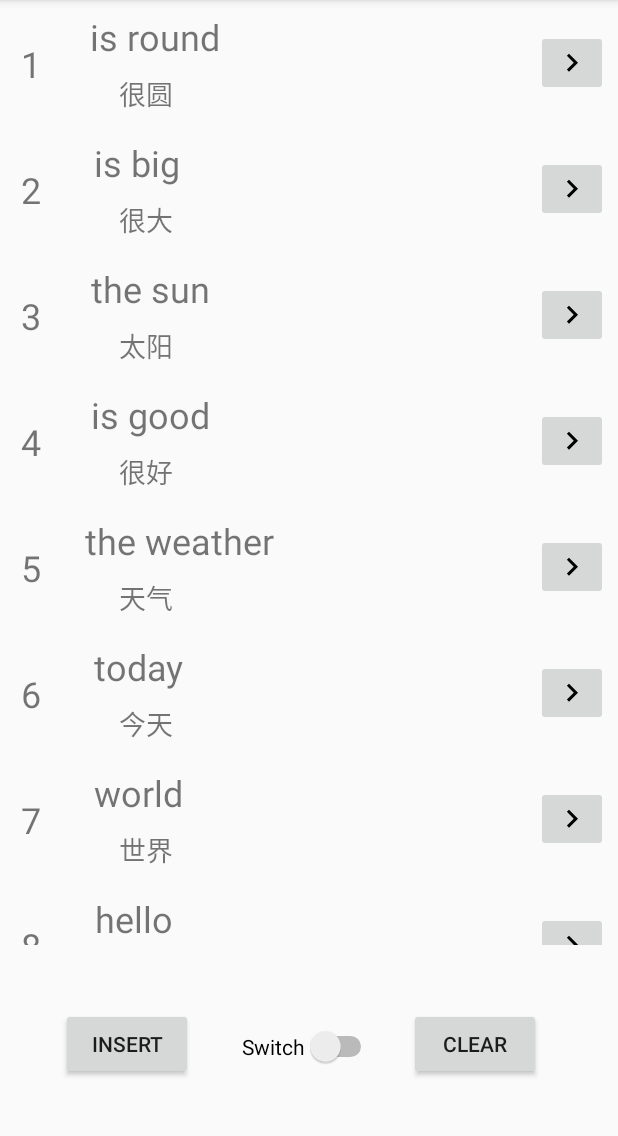
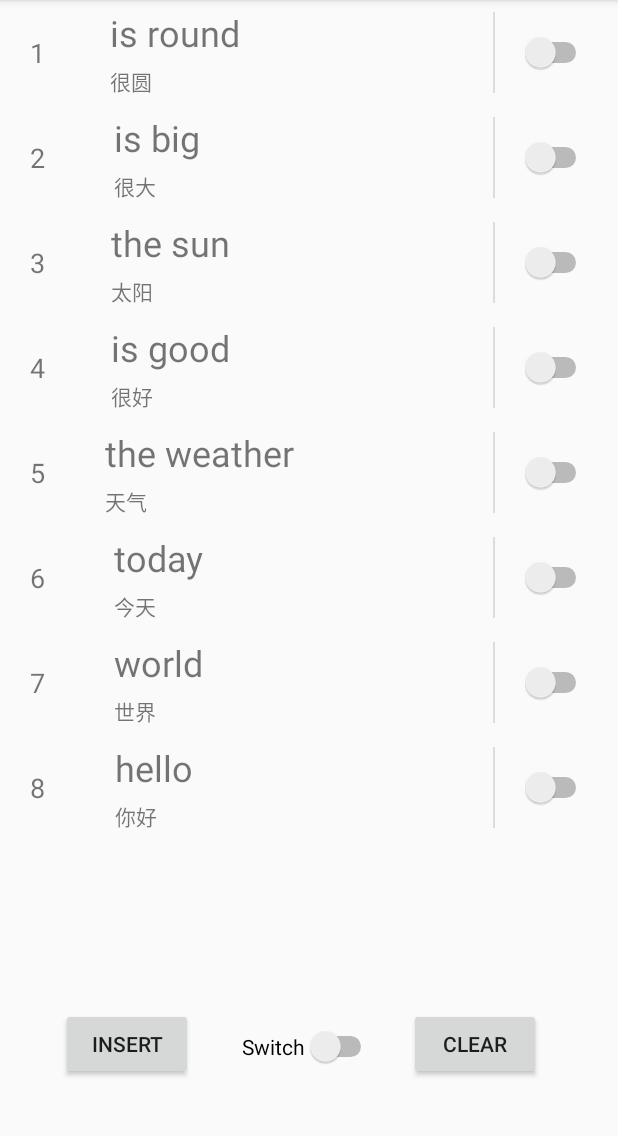
Before and after one commit to JL2048Go/Words, an Android app: the screen it shows after launch (MainActivity), after a tap on "INSERT", on a phone screen of 412 x 824 dp, the part 84-1220 px from its top. Run offline under Robolectric (Android 15) with nearby library versions, the phone set to English and light mode, and no system bars; our stand-ins replace Room's generated code.

Commit message:
数据库版本管理和翻译开关切换

```diff
--- a/app/src/main/java/com/jialin/wordtest/MainActivity.java
+++ b/app/src/main/java/com/jialin/wordtest/MainActivity.java
@@ -37,8 +37,8 @@ public class MainActivity extends AppCompatActivity {
         clear = findViewById(R.id.button3);
         recyclerView = findViewById(R.id.recyclerView);
         aSwitch = findViewById(R.id.switch1);
-        myAdapter = new MyAdapter(false);
-        myAdapter1 = new MyAdapter(true);
+        myAdapter = new MyAdapter(false, wordViewModel);
+        myAdapter1 = new MyAdapter(true, wordViewModel);
         aSwitch.setOnCheckedChangeListener(new CompoundButton.OnCheckedChangeListener() {
             @Override
             public void onCheckedChanged(CompoundButton buttonView, boolean isChecked) {
@@ -54,10 +54,14 @@ public class MainActivity extends AppCompatActivity {
         wordViewModel.getAllWordsLive().observe(this, new Observer<List<Word>>() {
             @Override
             public void onChanged(List<Word> words) {
+                int tmp = myAdapter.getItemCount();
                 myAdapter.setAllWords(words);
                 myAdapter1.setAllWords(words);
-                myAdapter.notifyDataSetChanged();
-                myAdapter1.notifyDataSetChanged();
+                if (tmp != words.size()){
+                    myAdapter.notifyDataSetChanged();
+                    myAdapter1.notifyDataSetChanged();
+                }
+
             }
         });
 
--- a/app/src/main/java/com/jialin/wordtest/MyAdapter.java
+++ b/app/src/main/java/com/jialin/wordtest/MyAdapter.java
@@ -5,6 +5,8 @@ import android.net.Uri;
 import android.view.LayoutInflater;
 import android.view.View;
 import android.view.ViewGroup;
+import android.widget.CompoundButton;
+import android.widget.Switch;
 import android.widget.TextView;
 
 import androidx.annotation.NonNull;
@@ -14,11 +16,14 @@ import java.util.ArrayList;
 import java.util.List;
 
 public class MyAdapter extends RecyclerView.Adapter<MyAdapter.MyViewHolder> {
-    List<Word> allWords = new ArrayList<>();
-    boolean useCardView;
+    private List<Word> allWords = new ArrayList<>();
+    private boolean useCardView;
+    private WordViewModel wordViewModel;
 
-    public MyAdapter(boolean useCardView) {
+
+    public MyAdapter(boolean useCardView, WordViewModel wordViewModel) {
         this.useCardView = useCardView;
+        this.wordViewModel = wordViewModel;
     }
 
     public void setAllWords(List<Word> allWords) {
@@ -31,19 +36,27 @@ public class MyAdapter extends RecyclerView.Adapter<MyAdapter.MyViewHolder> {
         LayoutInflater layoutInflater = LayoutInflater.from(parent.getContext());
         View itemView;
         if (useCardView){
-            itemView = layoutInflater.inflate(R.layout.cell_card,parent,false);
+            itemView = layoutInflater.inflate(R.layout.cell_card_1,parent,false);
         } else {
-            itemView = layoutInflater.inflate(R.layout.cell_normal, parent, false);
+            itemView = layoutInflater.inflate(R.layout.cell_normal_1, parent, false);
         }
         return new MyViewHolder(itemView);
     }
 
     @Override
     public void onBindViewHolder(@NonNull final MyViewHolder holder, int position) {
-        Word word = allWords.get(position);
+        final Word word = allWords.get(position);
         holder.textViewNumber.setText(String.valueOf(position+1));
         holder.textViewEnglish.setText(String.valueOf(word.getWord()));
         holder.textViewChinese.setText(String.valueOf(word.getChineseMeaning()));
+        holder.aSwitchChineseInvisible.setOnCheckedChangeListener(null);
+        if (word.isChineseInvisible()){
+            holder.textViewChinese.setVisibility(View.GONE);
+            holder.aSwitchChineseInvisible.setChecked(true);
+        } else {
+            holder.aSwitchChineseInvisible.setVisibility(View.VISIBLE);
+            holder.aSwitchChineseInvisible.setChecked(false);
+        }
         holder.itemView.setOnClickListener(new View.OnClickListener() {
             @Override
             public void onClick(View v) {
@@ -53,6 +66,21 @@ public class MyAdapter extends RecyclerView.Adapter<MyAdapter.MyViewHolder> {
                 holder.itemView.getContext().startActivity(intent);
             }
         });
+        holder.aSwitchChineseInvisible.setOnCheckedChangeListener(new CompoundButton.OnCheckedChangeListener() {
+            @Override
+            public void onCheckedChanged(CompoundButton buttonView, boolean isChecked) {
+                if (isChecked){
+                    holder.textViewChinese.setVisibility(View.GONE);
+                    word.setChineseInvisible(true);
+                    wordViewModel.updateWord(word);
+                } else {
+                    holder.textViewChinese.setVisibility(View.VISIBLE);
+                    word.setChineseInvisible(false);
+                    wordViewModel.updateWord(word);
+                }
+            }
+        });
+
     }
 
 
@@ -62,11 +90,13 @@ public class MyAdapter extends RecyclerView.Adapter<MyAdapter.MyViewHolder> {
     }
     static class MyViewHolder extends RecyclerView.ViewHolder{
         TextView textViewNumber, textViewEnglish, textViewChinese;
+        Switch aSwitchChineseInvisible;
         public MyViewHolder(@NonNull View itemView) {
             super(itemView);
             textViewNumber = itemView.findViewById(R.id.textViewNumber);
             textViewEnglish = itemView.findViewById(R.id.textViewEnglish);
             textViewChinese = itemView.findViewById(R.id.textViewChinese);
+            aSwitchChineseInvisible = itemView.findViewById(R.id.switchChineseInvisible);
         }
     }
 }
--- a/app/src/main/java/com/jialin/wordtest/Word.java
+++ b/app/src/main/java/com/jialin/wordtest/Word.java
@@ -12,6 +12,16 @@ public class Word {
     private String word;
     @ColumnInfo(name = "chinese_meaning")
     private String chineseMeaning;
+    @ColumnInfo(name = "chinese_invisible")
+    private boolean chineseInvisible;
+
+    public boolean isChineseInvisible() {
+        return chineseInvisible;
+    }
+
+    public void setChineseInvisible(boolean chineseInvisible) {
+        this.chineseInvisible = chineseInvisible;
+    }
 
     public Word(String word, String chineseMeaning) {
         this.word = word;
--- a/app/src/main/java/com/jialin/wordtest/WordDatabase.java
+++ b/app/src/main/java/com/jialin/wordtest/WordDatabase.java
@@ -2,21 +2,30 @@ package com.jialin.wordtest;
 
 import android.content.Context;
 
+import androidx.annotation.NonNull;
 import androidx.room.Database;
 import androidx.room.Room;
 import androidx.room.RoomDatabase;
+import androidx.room.migration.Migration;
+import androidx.sqlite.db.SupportSQLiteDatabase;
 
-@Database(entities = {Word.class}, version = 1, exportSchema = false)
+@Database(entities = {Word.class}, version = 2, exportSchema = false)
 public abstract class WordDatabase extends RoomDatabase {
     public static WordDatabase INSTANCE;
     public static WordDatabase getDatabase(Context context){
         if (INSTANCE == null){
             INSTANCE = Room.databaseBuilder(context.getApplicationContext(), WordDatabase.class, "word_database")
-                    .allowMainThreadQueries()
+                    .addMigrations(MIGRATION_1_2)
                     .build();
         }
         return INSTANCE;
     }
     public abstract WordDao getWordDao();
 
+    static final Migration MIGRATION_1_2 = new Migration(1,2) {
+        @Override
+        public void migrate(@NonNull SupportSQLiteDatabase database) {
+            database.execSQL("ALTER TABLE word ADD COLUMN chinese_invisible INTEGER NOT NULL DEFAULT 0");
+        }
+    };
 }
--- a/app/src/main/res/layout/cell_normal.xml
+++ b/app/src/main/res/layout/cell_normal.xml
@@ -67,6 +67,7 @@
         android:id="@+id/imageButton2"
         android:layout_width="wrap_content"
         android:layout_height="wrap_content"
+        android:background="@drawable/abc_vector_test"
         app:layout_constraintBottom_toBottomOf="parent"
         app:layout_constraintEnd_toEndOf="parent"
         app:layout_constraintStart_toStartOf="@+id/guideline3"
--- /dev/null
+++ b/app/src/main/res/layout/cell_normal_1.xml
@@ -0,0 +1,103 @@
+<?xml version="1.0" encoding="utf-8"?>
+<androidx.constraintlayout.widget.ConstraintLayout xmlns:android="http://schemas.android.com/apk/res/android"
+    xmlns:app="http://schemas.android.com/apk/res-auto"
+    xmlns:tools="http://schemas.android.com/tools"
+    android:layout_width="match_parent"
+    android:layout_height="70dp"
+    android:background="?attr/selectableItemBackground">
+
+    <View
+        android:id="@+id/divider"
+        android:layout_width="1dp"
+        android:layout_height="match_parent"
+        android:layout_marginTop="8dp"
+        android:layout_marginBottom="8dp"
+        android:background="?android:attr/listDivider"
+        app:layout_constraintBottom_toBottomOf="parent"
+        app:layout_constraintEnd_toStartOf="@+id/guideline6"
+        app:layout_constraintStart_toStartOf="@+id/guideline6"
+        app:layout_constraintTop_toTopOf="parent" />
+
+    <androidx.constraintlayout.widget.ConstraintLayout
+        android:id="@+id/constraintLayout"
+        android:layout_width="0dp"
+        android:layout_height="0dp"
+        app:layout_constraintBottom_toBottomOf="parent"
+        app:layout_constraintEnd_toStartOf="@+id/guideline6"
+        app:layout_constraintHorizontal_bias="1.0"
+        app:layout_constraintStart_toStartOf="parent"
+        app:layout_constraintTop_toTopOf="parent"
+        app:layout_constraintVertical_bias="0.0">
+
+        <androidx.constraintlayout.widget.Guideline
+            android:id="@+id/guideline7"
+            android:layout_width="wrap_content"
+            android:layout_height="wrap_content"
+            android:orientation="vertical"
+            app:layout_constraintGuide_percent="0.15" />
+
+        <TextView
+            android:id="@+id/textViewNumber"
+            android:layout_width="wrap_content"
+            android:layout_height="wrap_content"
+            android:text="TextView"
+            android:textSize="18sp"
+            app:layout_constraintBottom_toBottomOf="parent"
+            app:layout_constraintEnd_toStartOf="@+id/guideline7"
+            app:layout_constraintStart_toStartOf="parent"
+            app:layout_constraintTop_toTopOf="parent"
+            tools:text="1" />
+
+        <TextView
+            android:id="@+id/textViewEnglish"
+            android:layout_width="wrap_content"
+            android:layout_height="wrap_content"
+            android:layout_marginStart="8dp"
+            android:text="TextView"
+            android:textSize="24sp"
+            app:layout_constraintBottom_toTopOf="@+id/textViewChinese"
+            app:layout_constraintEnd_toEndOf="parent"
+            app:layout_constraintHorizontal_bias="0.087"
+            app:layout_constraintStart_toStartOf="@+id/guideline7"
+            app:layout_constraintTop_toTopOf="parent" />
+
+        <TextView
+            android:id="@+id/textViewChinese"
+            android:layout_width="wrap_content"
+            android:layout_height="wrap_content"
+            android:text="TextView"
+            app:layout_constraintBottom_toBottomOf="parent"
+            app:layout_constraintStart_toStartOf="@+id/textViewEnglish"
+            app:layout_constraintTop_toBottomOf="@+id/textViewEnglish" />
+    </androidx.constraintlayout.widget.ConstraintLayout>
+
+    <androidx.constraintlayout.widget.ConstraintLayout
+        android:layout_width="0dp"
+        android:layout_height="match_parent"
+        app:layout_constraintBottom_toBottomOf="parent"
+        app:layout_constraintEnd_toEndOf="parent"
+        app:layout_constraintStart_toStartOf="@+id/guideline6"
+        app:layout_constraintTop_toTopOf="parent">
+
+        <Switch
+            android:id="@+id/switchChineseInvisible"
+            android:layout_width="wrap_content"
+            android:layout_height="0dp"
+            android:paddingStart="30dp"
+            android:paddingEnd="17dp"
+            app:layout_constraintBottom_toBottomOf="parent"
+            app:layout_constraintEnd_toEndOf="parent"
+            app:layout_constraintStart_toStartOf="parent"
+            app:layout_constraintTop_toTopOf="parent" />
+
+    </androidx.constraintlayout.widget.ConstraintLayout>
+
+    <androidx.constraintlayout.widget.Guideline
+        android:id="@+id/guideline6"
+        android:layout_width="wrap_content"
+        android:layout_height="wrap_content"
+        android:layout_marginStart="329dp"
+        android:orientation="vertical"
+        app:layout_constraintGuide_percent="0.8"
+        app:layout_constraintStart_toStartOf="parent" />
+</androidx.constraintlayout.widget.ConstraintLayout>
```
Also changed, not shown: app/src/main/res/layout/cell_card_1.xml (added, +116 -0 lines).
